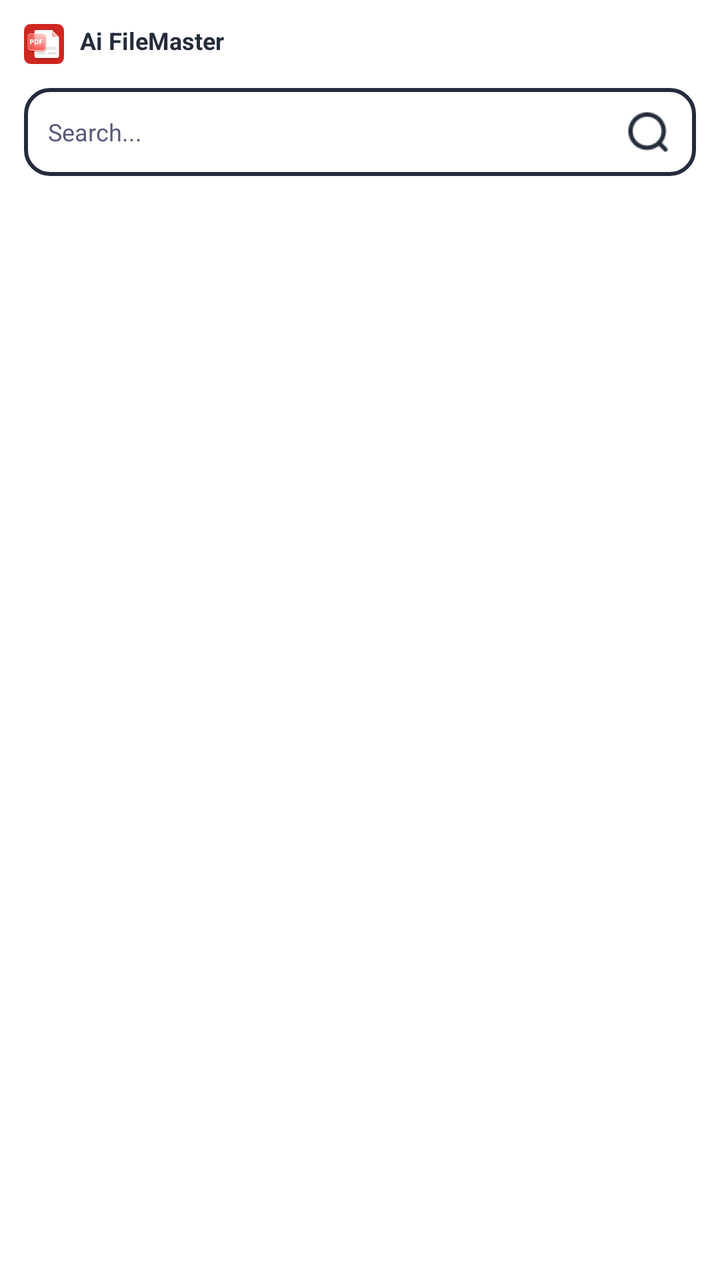
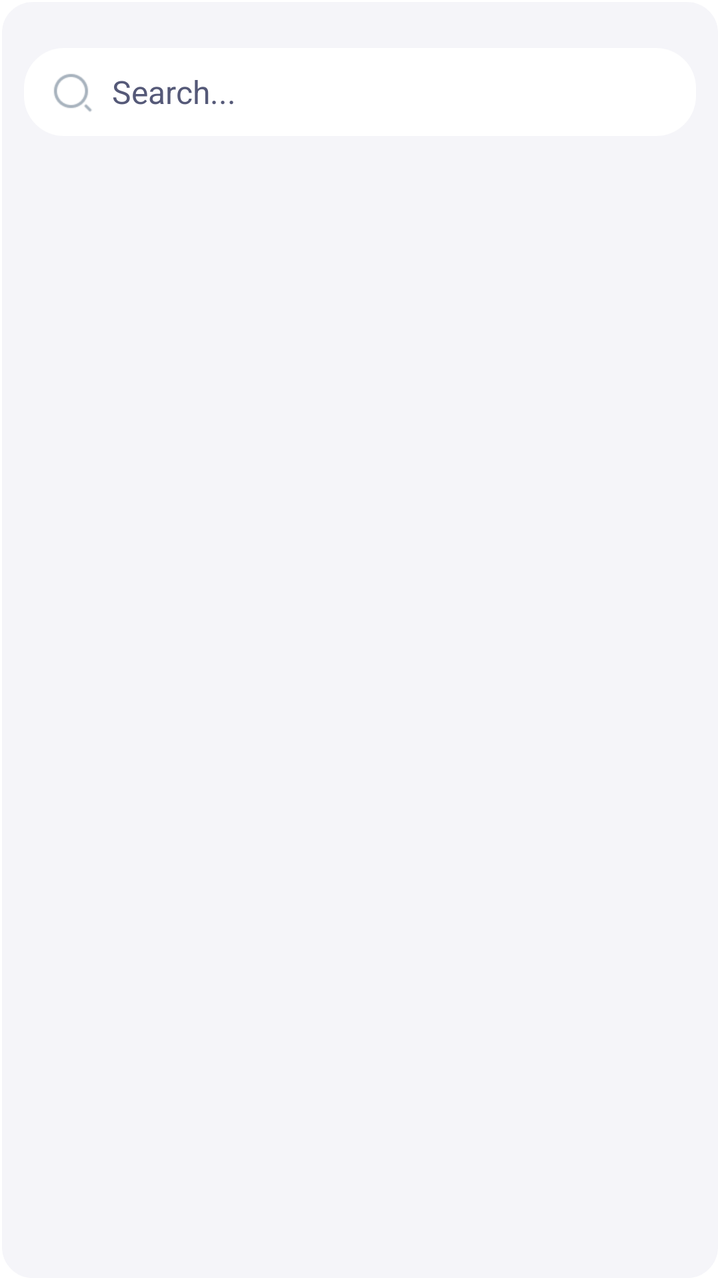

Before-and-after screenshots of an Android layout around one commit, followed by the original layout XML and the change that was made.
<!-- AndroidManifest.xml: fallback theme Theme.MaterialComponents.DayNight.NoActionBar -->
<!-- res/layout/insert_widget_layout.xml -->
<?xml version="1.0" encoding="utf-8"?>
<LinearLayout xmlns:android="http://schemas.android.com/apk/res/android"
    android:id="@+id/widgetRoot"
    android:orientation="vertical"
    android:padding="12dp"
    android:layout_width="match_parent"
    android:layout_height="wrap_content"
    android:background="@drawable/insert_widget_bg_res">
    <LinearLayout
        android:layout_width="wrap_content"
        android:layout_height="wrap_content"
        android:orientation="horizontal">
        <ImageView
            android:layout_width="20dp"
            android:layout_height="20dp"
            android:src="@drawable/notice_logo"/>
        <TextView
            android:layout_width="wrap_content"
            android:layout_height="wrap_content"
            android:textSize="12sp"
            android:textStyle="bold"
            android:textColor="#242C3C"
            android:layout_marginLeft="8dp"
            android:text="@string/app_name"/>
    </LinearLayout>
    <LinearLayout
        android:layout_width="match_parent"
        android:layout_height="44dp"
        android:paddingLeft="12dp"
        android:paddingRight="12dp"
        android:layout_marginTop="12dp"
        android:gravity="center_vertical"
        android:background="@drawable/widget_search_bg2">
        <TextView
            android:id="@+id/searchTextView"
            android:layout_width="0dp"
            android:layout_height="wrap_content"
            android:layout_weight="1"
            android:text="Search..."
            android:textSize="12sp"
            android:textColor="#555978"/>
        <ImageView
            android:layout_width="24dp"
            android:layout_height="24dp"
            android:src="@drawable/search"/>
    </LinearLayout>
    <GridView
        android:id="@+id/gridView"
        android:layout_width="match_parent"
        android:layout_height="match_parent"
        android:numColumns="4"
        android:stretchMode="columnWidth"
        android:layout_marginTop="12dp"
        />
</LinearLayout>
<!-- resources referenced by this layout -->
<resources>
  <!-- drawable insert_widget_bg_res (drawable) -->
  <shape xmlns:android="http://schemas.android.com/apk/res/android"
      android:shape="rectangle">
  
      <solid android:color="#FFFFFF"/>
      <corners
          android:radius="12dp"
          />
  </shape>
  <!-- drawable notice_logo: png bitmap (drawable, 6292 bytes) -->
  <!-- drawable search: png bitmap (drawable, 1834 bytes) -->
  <!-- drawable widget_search_bg2 (drawable) -->
  <shape xmlns:android="http://schemas.android.com/apk/res/android"
      android:shape="rectangle">
  
      <solid android:color="#FFFFFF"/>
      <corners android:radius="12dp"/>
      <stroke android:width="2dp"
          android:color="#242C3C"/>
  </shape>
  <string name="app_name">Ai FileMaster</string>
</resources>

<!-- the commit's change to res/layout/insert_widget_layout.xml (unified diff, before → after) -->
@@ -7,23 +7,6 @@
     android:layout_height="wrap_content"
     android:background="@drawable/insert_widget_bg_res">
     <LinearLayout
-        android:layout_width="wrap_content"
-        android:layout_height="wrap_content"
-        android:orientation="horizontal">
-        <ImageView
-            android:layout_width="20dp"
-            android:layout_height="20dp"
-            android:src="@drawable/notice_logo"/>
-        <TextView
-            android:layout_width="wrap_content"
-            android:layout_height="wrap_content"
-            android:textSize="12sp"
-            android:textStyle="bold"
-            android:textColor="#242C3C"
-            android:layout_marginLeft="8dp"
-            android:text="@string/app_name"/>
-    </LinearLayout>
-    <LinearLayout
         android:layout_width="match_parent"
         android:layout_height="44dp"
         android:paddingLeft="12dp"
@@ -31,18 +14,18 @@
         android:layout_marginTop="12dp"
         android:gravity="center_vertical"
         android:background="@drawable/widget_search_bg2">
-        <TextView
-            android:id="@+id/searchTextView"
-            android:layout_width="0dp"
-            android:layout_height="wrap_content"
-            android:layout_weight="1"
-            android:text="Search..."
-            android:textSize="12sp"
-            android:textColor="#555978"/>
         <ImageView
             android:layout_width="24dp"
             android:layout_height="24dp"
             android:src="@drawable/search"/>
+        <TextView
+            android:id="@+id/searchTextView"
+            android:layout_width="wrap_content"
+            android:layout_height="wrap_content"
+            android:text="Search..."
+            android:textSize="16sp"
+            android:textColor="#555978"
+            android:layout_marginLeft="8dp"/>
     </LinearLayout>
     <GridView
         android:id="@+id/gridView"
<!-- resource entries referenced after the edit -->
@@ -4,22 +4,18 @@
   <shape xmlns:android="http://schemas.android.com/apk/res/android"
       android:shape="rectangle">
   
-      <solid android:color="#FFFFFF"/>
-      <corners
-          android:radius="12dp"
-          />
+      <solid android:color="#F5F5F9"/>
+      <corners android:radius="16dp" />
+      <stroke android:width="1dp"
+          android:color="#FFFFFF"/>
   </shape>
-  <!-- drawable notice_logo: png bitmap (drawable, 6292 bytes) -->
-  <!-- drawable search: png bitmap (drawable, 1834 bytes) -->
+  <!-- drawable search: png bitmap (drawable, 1154 bytes) -->
   <!-- drawable widget_search_bg2 (drawable) -->
   <shape xmlns:android="http://schemas.android.com/apk/res/android"
       android:shape="rectangle">
   
       <solid android:color="#FFFFFF"/>
-      <corners android:radius="12dp"/>
-      <stroke android:width="2dp"
-          android:color="#242C3C"/>
+      <corners android:radius="20dp"/>
   </shape>
-  <string name="app_name">Ai FileMaster</string>
 </resources>
 
